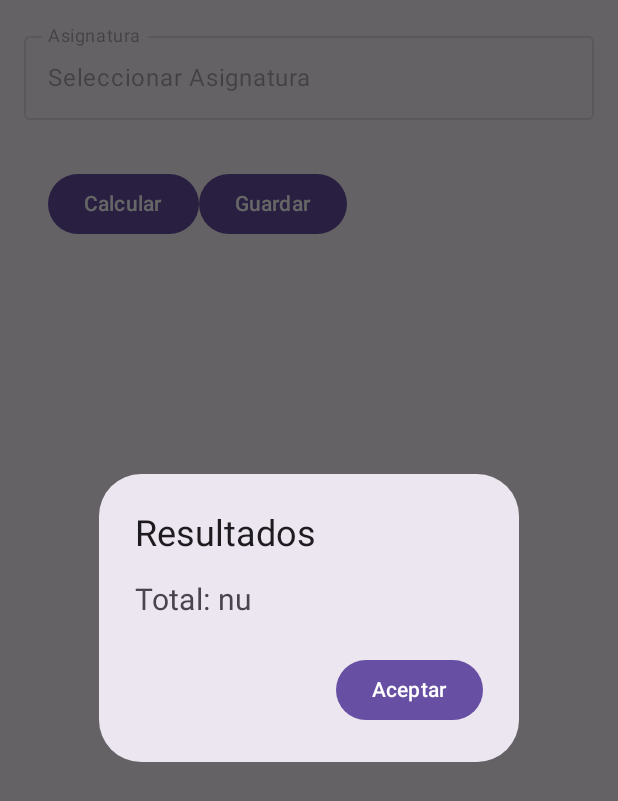
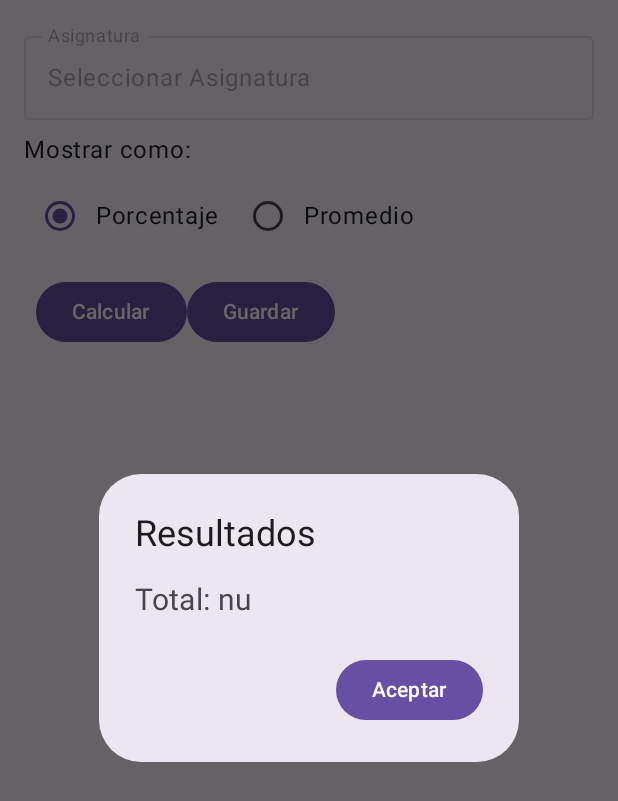
Before and after one commit to Jair-Delgado/Kuya-Yana-Mobile, an Android app built with Jetpack Compose: the composable CalculatorScreen shown on its own in the app's theme, after a tap on "Calcular", on a phone screen of 412 x 824 dp. Shown: the top 801 px of the screen. Run offline under Robolectric (Android 15) with nearby library versions, the phone set to English and light mode, and no system bars; our stand-ins replace Firebase (no records; nobody signed in at launch, a user with empty details on screens opened directly); libraries missing offline, so code that uses them is left out: io.grpc.internal.

Commit message:
Cambios Calculadora movil

```diff
--- a/app/src/main/java/com/kuyayana/kuyayana/ui/view/Calculator.kt
+++ b/app/src/main/java/com/kuyayana/kuyayana/ui/view/Calculator.kt
@@ -39,6 +39,7 @@ import androidx.compose.material3.DropdownMenuItem
 import androidx.compose.material3.Icon
 import androidx.compose.material3.IconButton
 import androidx.compose.material3.OutlinedTextField
+import androidx.compose.material3.RadioButton
 import androidx.compose.material3.Text
 
 import androidx.compose.runtime.Composable
@@ -69,20 +70,16 @@ import java.util.Objects
 fun CalculatorScreen(teacherViewModel: TeacherViewModel = viewModel()) {
     val subjects by teacherViewModel.subjects.collectAsState()
     val records by teacherViewModel.records.collectAsState()
-    var selectedRecordInt: Int? = 0
-    var selectedRecord by remember { mutableStateOf( records.firstOrNull()) }
+    var selectedRecord by remember { mutableStateOf(records.firstOrNull()?.also { if (it.sections.isEmpty()) it.sections.add(Section()) }) }
 
-    var notes by remember { mutableStateOf(listOf<Float>()) }
     var newNote by remember { mutableStateOf("") }
     var auxPercentage by remember { mutableStateOf("") }
 
-    var percentage by remember { mutableStateOf("") }
-    var percentages by remember { mutableStateOf(mutableListOf("")) }
-    var average by remember { mutableStateOf<Float?>(null) }
-    var calculatedPercentage by remember { mutableStateOf<Float?>(null) }
+    var percentages by remember { mutableStateOf(mutableListOf<String>()) }
     var errorMessage by remember { mutableStateOf<String?>(null) }
     var expanded by remember { mutableStateOf(false) }
     var showResultDialog by remember { mutableStateOf(false) }
+    var showPercentage by remember { mutableStateOf(true) } // Variable to select percentage or average
 
     Column(
         modifier = Modifier
@@ -106,55 +103,69 @@ fun CalculatorScreen(teacherViewModel: TeacherViewModel = viewModel()) {
                 onDismissRequest = { expanded = false }
             ) {
                 records.forEach { record ->
-                    var i = 0
                     DropdownMenuItem(
                         text = { Text(record.subject?.subjectName ?: "error") },
                         onClick = {
-                            selectedRecord = record
-                            selectedRecordInt = selectedRecord?.sections?.size
+                            selectedRecord = record.also { if (it.sections.isEmpty()) it.sections.add(Section()) }
                             percentages = mutableListOf()
-                            selectedRecord?.sections?.forEach{section->
+                            selectedRecord?.sections?.forEach { section ->
                                 percentages.add(section.percentage.toString())
                             }
                             expanded = false
                         }
                     )
-                    i = i + 1
                 }
             }
         }
 
-        Spacer(modifier = Modifier.height(16.dp))
+        Spacer(modifier = Modifier.height(8.dp))
 
+        // RadioGroup for selecting percentage or average
+        Column {
+            Text("Mostrar como: ", modifier = Modifier.padding(bottom = 8.dp))
+            Row(verticalAlignment = Alignment.CenterVertically) {
+                RadioButton(
+                    selected = showPercentage,
+                    onClick = { showPercentage = true }
+                )
+                Text("Porcentaje", modifier = Modifier.padding(end = 8.dp))
+                RadioButton(
+                    selected = !showPercentage,
+                    onClick = { showPercentage = false }
+                )
+                Text("Promedio")
+            }
+        }
 
-
-
+        Spacer(modifier = Modifier.height(8.dp))
 
         Column(
             modifier = Modifier
                 .fillMaxSize()
-                .padding(16.dp)
+                .padding(8.dp)
                 .verticalScroll(rememberScrollState())
-        ){
-            var i = 0
-            selectedRecord?.sections?.forEach { section->
-                i= i+1
+        ) {
+            selectedRecord?.sections?.forEachIndexed { index, section ->
+                Column(modifier = Modifier.padding(vertical = 4.dp)) {
                     Row(verticalAlignment = Alignment.CenterVertically) {
-                    Text("Sección"+ (i), modifier = Modifier.padding(4.dp))
-                    Text("%"+ section.percentage, modifier = Modifier.padding(4.dp))
+                        Text("Sección ${index + 1}", modifier = Modifier.padding(4.dp))
+                        Text("%${section.percentage}", modifier = Modifier.padding(4.dp))
                         IconButton(onClick = {
                             selectedRecord?.sections?.remove(section)
-                    },modifier = Modifier.padding(4.dp)) {
+                        }, modifier = Modifier.padding(4.dp)) {
                             Icon(imageVector = Icons.Default.Delete, contentDescription = "Quitar Sección")
+                        }
+                        IconButton(onClick = {
+                            selectedRecord?.sections?.add(Section())
+                        }, modifier = Modifier.padding(4.dp)) {
+                            Icon(imageVector = Icons.Default.Add, contentDescription = "Agregar Sección")
                         }
                     }
 
                     Row(verticalAlignment = Alignment.CenterVertically) {
-
                         OutlinedTextField(
                             value = newNote,
-                        onValueChange = {newNote= it
-                            Log.d(TAG, "CalculatorScreen2: "+ newNote)},
+                            onValueChange = { newNote = it },
                             label = { Text("Nota") },
                             modifier = Modifier
                                 .weight(1f)
@@ -163,17 +174,17 @@ fun CalculatorScreen(teacherViewModel: TeacherViewModel = viewModel()) {
                             keyboardOptions = KeyboardOptions.Default.copy(keyboardType = KeyboardType.Number)
                         )
                         IconButton(onClick = {
-                        Log.d(TAG, "CalculatorScreen: "+ newNote)
+                            if (newNote.isNotEmpty()) {
                                 section.grades.add(newNote.toDouble())
+                                newNote = ""
+                            }
                         }) {
                             Icon(imageVector = Icons.Default.Add, contentDescription = "Añadir Nota")
                         }
-
                     }
 
                     LazyRow(
                         modifier = Modifier
-                        // Allow space to expand and scroll
                             .padding(vertical = 8.dp)
                             .fillMaxWidth()
                             .scrollable(
@@ -187,33 +198,32 @@ fun CalculatorScreen(teacherViewModel: TeacherViewModel = viewModel()) {
                                 modifier = Modifier
                                     .size(80.dp)
                                     .border(1.dp, Color.Gray)
-                                .padding(8.dp),
+                                    .padding(8.dp)
+                                    .clickable {
+                                        section.grades.remove(grade)
+                                    },
                                 contentAlignment = Alignment.Center
                             ) {
-                            Row(
-                                horizontalArrangement = Arrangement.SpaceBetween,
-                                verticalAlignment = Alignment.CenterVertically
-                            ) {
-                                Text("Nota: ${grade}", textAlign = TextAlign.Center)
-
+                                Text("Nota: $grade", textAlign = TextAlign.Center)
                             }
                         }
                     }
-                }
+
                     Row(
                         horizontalArrangement = Arrangement.SpaceBetween,
                         verticalAlignment = Alignment.CenterVertically
                     ) {
                         IconButton(onClick = {
-                        section.grades.removeAt(section.grades.size-1)
+                            if (section.grades.isNotEmpty()) {
+                                section.grades.removeAt(section.grades.size - 1)
+                            }
                         }) {
                             Icon(imageVector = Icons.Default.Delete, contentDescription = "Eliminar Nota")
                         }
 
-
                         OutlinedTextField(
                             value = auxPercentage,
-                        onValueChange = { auxPercentage = it},
+                            onValueChange = { auxPercentage = it },
                             label = { Text("%") },
                             modifier = Modifier
                                 .weight(1f)
@@ -222,17 +232,15 @@ fun CalculatorScreen(teacherViewModel: TeacherViewModel = viewModel()) {
                             keyboardOptions = KeyboardOptions.Default.copy(keyboardType = KeyboardType.Number)
                         )
                         IconButton(onClick = {
-                        if (auxPercentage.length > 0){
+                            if (auxPercentage.isNotEmpty()) {
                                 section.percentage = auxPercentage.toFloat()
-                            Log.d(TAG, "CalculatorScreen3: "+ section.percentage)
+                                auxPercentage = ""
                             }
-
                         }) {
-                        Icon(imageVector = Icons.Default.Check, contentDescription = "Eliminar Nota")
+                            Icon(imageVector = Icons.Default.Check, contentDescription = "Actualizar Porcentaje")
                         }
                     }
-
-
+                }
             }
 
             Row(
@@ -243,22 +251,12 @@ fun CalculatorScreen(teacherViewModel: TeacherViewModel = viewModel()) {
                     onClick = {
                         try {
                             selectedRecord?.finalGrade = 0.0
-                            selectedRecord?.sections?.forEach{section ->
-                                section.sectionGrade = 0
-                                section.grades.forEach{grade->
-                                    section.sectionGrade = section.sectionGrade.toDouble() + grade
+                            selectedRecord?.sections?.forEach { section ->
+                                val sectionAverage = if (section.grades.isNotEmpty()) section.grades.average() else 0.0
+                                section.sectionGrade = (sectionAverage * section.percentage.toDouble()) / 100
+                                selectedRecord?.finalGrade = (selectedRecord?.finalGrade ?: 0.0) + section.sectionGrade.toDouble()
                             }
-                                section.sectionGrade = section.sectionGrade.toDouble() / section.grades.size
-                                section.sectionGrade = (section.sectionGrade.toDouble() * section.percentage.toDouble()) / 100
-                                Log.d(TAG, "sectionGr: "+ section.sectionGrade)
-                                var aux: Double?
-                                aux = selectedRecord?.finalGrade?.plus(section.sectionGrade.toDouble())
-                                if (aux != null) {
-                                    selectedRecord?.finalGrade = aux
-                                    Log.d(TAG, "sectionGr: "+ selectedRecord?.finalGrade)
-                                }
-                            }
-                            showResultDialog = true // Show dialog with results
+                            showResultDialog = true
                         } catch (e: Exception) {
                             errorMessage = "Error en el cálculo"
                         }
@@ -270,7 +268,6 @@ fun CalculatorScreen(teacherViewModel: TeacherViewModel = viewModel()) {
                     onClick = {
                         try {
                             teacherViewModel.updateRecord(selectedRecord)
-
                         } catch (e: Exception) {
                             errorMessage = "Error al guardar"
                         }
@@ -279,21 +276,27 @@ fun CalculatorScreen(teacherViewModel: TeacherViewModel = viewModel()) {
                     Text("Guardar")
                 }
             }
-            // Dialog for showing results
+
             if (showResultDialog) {
                 AlertDialog(
                     onDismissRequest = { showResultDialog = false },
                     title = { Text("Resultados") },
                     text = {
-
                         Column {
-                            var i = 0
-                            selectedRecord?.sections?.forEach{section->
-                                i = i+1
-                                Text("Sección ${i}: ${String.format("%.2f", section.sectionGrade)}", fontSize = 20.sp)
-
+                            selectedRecord?.sections?.forEachIndexed { index, section ->
+                                val displayValue = if (showPercentage) {
+                                    section.sectionGrade
+                                } else {
+                                    section.grades.average()
                                 }
-                            Text("Total: ${String.format("%.2f", selectedRecord?.finalGrade)}", fontSize = 20.sp)
+                                Text("Sección ${index + 1}: ${String.format("%.2f", displayValue)}", fontSize = 20.sp)
+                            }
+                            val totalValue = if (showPercentage) {
+                                selectedRecord?.finalGrade
+                            } else {
+                                selectedRecord?.sections?.flatMap { it.grades }?.average() ?: 0.0
+                            }
+                            Text("Total: ${String.format("%.2f", totalValue)}", fontSize = 20.sp)
                         }
                     },
                     confirmButton = {
@@ -303,158 +306,8 @@ fun CalculatorScreen(teacherViewModel: TeacherViewModel = viewModel()) {
                             Text("Aceptar")
                         }
                     }
-
-
                 )
-            }
-        }
-
-
-
-
-
-
-
-
-        // Input for new note
-    /*    Row(verticalAlignment = Alignment.CenterVertically) {
-            OutlinedTextField(
-                value = newNote,
-                onValueChange = { newNote = it },
-                label = { Text("Nota") },
-                modifier = Modifier
-                    .weight(1f)
-                    .border(1.dp, Color.Gray)
-                    .padding(8.dp),
-                keyboardOptions = KeyboardOptions.Default.copy(keyboardType = KeyboardType.Number)
-            )
-            Spacer(modifier = Modifier.width(8.dp))
-            Button(
-                onClick = {
-                    val noteValue = newNote.toFloatOrNull()
-                    if (noteValue != null) {
-                        notes = notes + noteValue
-                        newNote = ""
-                        errorMessage = null
-                    } else {
-                        errorMessage = "Nota inválida"
-                    }
-                }
-            ) {
-                Text("Agregar Nota")
-            }
-        }
-
-        Spacer(modifier = Modifier.height(16.dp))
-
-        // Display notes in squares
-        LazyRow(
-            modifier = Modifier
-                .weight(1f) // Allow space to expand and scroll
-                .padding(vertical = 8.dp)
-                .fillMaxWidth()
-                .scrollable(orientation = Orientation.Horizontal, state = rememberScrollState()),
-            horizontalArrangement = Arrangement.spacedBy(8.dp)
-        ) {
-            items(notes) { note ->
-                Box(
-                    modifier = Modifier
-                        .size(80.dp)
-                        .border(1.dp, Color.Gray)
-                        .padding(8.dp),
-                    contentAlignment = Alignment.Center
-                ) {
-                    Row(
-                        horizontalArrangement = Arrangement.SpaceBetween,
-                        verticalAlignment = Alignment.CenterVertically
-                    ) {
-                        Text("Nota: ${note}", textAlign = TextAlign.Center)
-                        IconButton(onClick = {
-                            notes = notes - note
-                        }) {
-                            Icon(imageVector = Icons.Default.Delete, contentDescription = "Eliminar Nota")
             }
         }
     }
 }
-        }
-
-        // Input for percentage
-        Row(verticalAlignment = Alignment.CenterVertically) {
-            OutlinedTextField(
-                value = percentage,
-                onValueChange = { percentage = it },
-                label = { Text("Porcentaje") },
-                modifier = Modifier
-                    .weight(1f)
-                    .border(1.dp, Color.Gray)
-                    .padding(8.dp),
-                keyboardOptions = KeyboardOptions.Default.copy(keyboardType = KeyboardType.Number)
-            )
-        }
-
-        Spacer(modifier = Modifier.height(8.dp))
-
-        // Calculate button
-        Button(
-            onClick = {
-                try {
-                    val avg = if (notes.isNotEmpty()) notes.average().toFloat() else 0f
-                    val perc = percentage.toFloatOrNull() ?: 0f
-                    average = avg
-                    calculatedPercentage = avg * perc / 100
-                    errorMessage = null
-                    showResultDialog = true // Show dialog with results
-                } catch (e: Exception) {
-                    errorMessage = "Error en el cálculo"
-                }
-            }
-        ) {
-            Text("Calcular")
-        }
-
-        // Display error message
-        errorMessage?.let {
-            Text(it, color = Color.Red, fontSize = 16.sp)
-        }
-
-        Spacer(modifier = Modifier.height(16.dp))
-
-        // Reset button
-        Button(onClick = {
-            notes = emptyList()
-            newNote = ""
-            percentage = ""
-            average = null
-            calculatedPercentage = null
-            errorMessage = null
-        }) {
-            Text("Reiniciar")
-        }
-    }
-
-    // Dialog for showing results
-    if (showResultDialog) {
-        AlertDialog(
-            onDismissRequest = { showResultDialog = false },
-            title = { Text("Resultados") },
-            text = {
-                Column {
-                    average?.let {
-                        Text("Promedio: ${String.format("%.2f", it)}", fontSize = 20.sp)
-                    }
-                    calculatedPercentage?.let {
-                        Text("Nota Calculada: ${String.format("%.2f", it)}", fontSize = 20.sp)
-                    }
-                }
-            },
-            confirmButton = {
-                Button(
-                    onClick = { showResultDialog = false }
-                ) {
-                    Text("Aceptar")
-                }
-            }
-        )*/
-    }
-}
```
Lines whose indentation alone changed are shown as unchanged.
